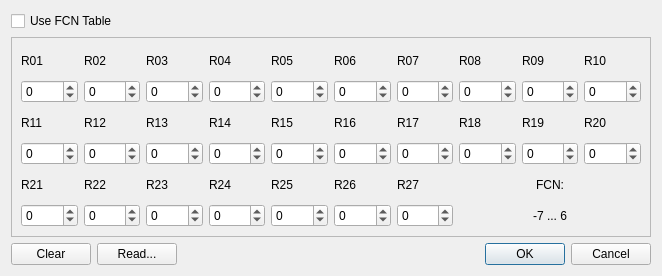
Qt form app/qtapp/appcmn_qt/glofcndlg.ui (lhuisman/myRTKLIB) before a commit.
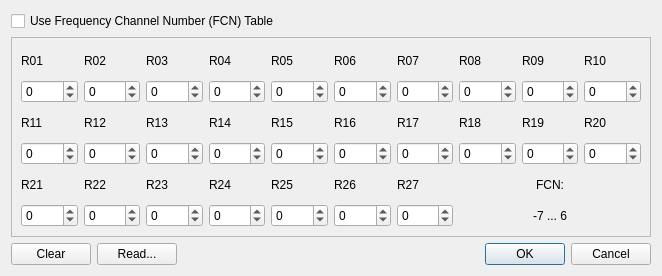
The same form after that commit.

Patch:
```diff
--- a/app/qtapp/appcmn_qt/glofcndlg.ui
+++ b/app/qtapp/appcmn_qt/glofcndlg.ui
@@ -684,13 +684,6 @@
      </property>
     </widget>
    </item>
-   <item row="0" column="0" colspan="2">
-    <widget class="QCheckBox" name="cBEnableFcn">
-     <property name="text">
-      <string>Use FCN Table</string>
-     </property>
-    </widget>
-   </item>
    <item row="2" column="2">
     <widget class="QDialogButtonBox" name="buttonBox">
      <property name="standardButtons">
@@ -698,6 +691,13 @@
      </property>
     </widget>
    </item>
+   <item row="0" column="0" colspan="3">
+    <widget class="QCheckBox" name="cBEnableFcn">
+     <property name="text">
+      <string>Use Frequency Channel Number (FCN) Table</string>
+     </property>
+    </widget>
+   </item>
   </layout>
  </widget>
  <resources/>
```
Left out of the diff: 113 changed lines with no effect on the pictures.
